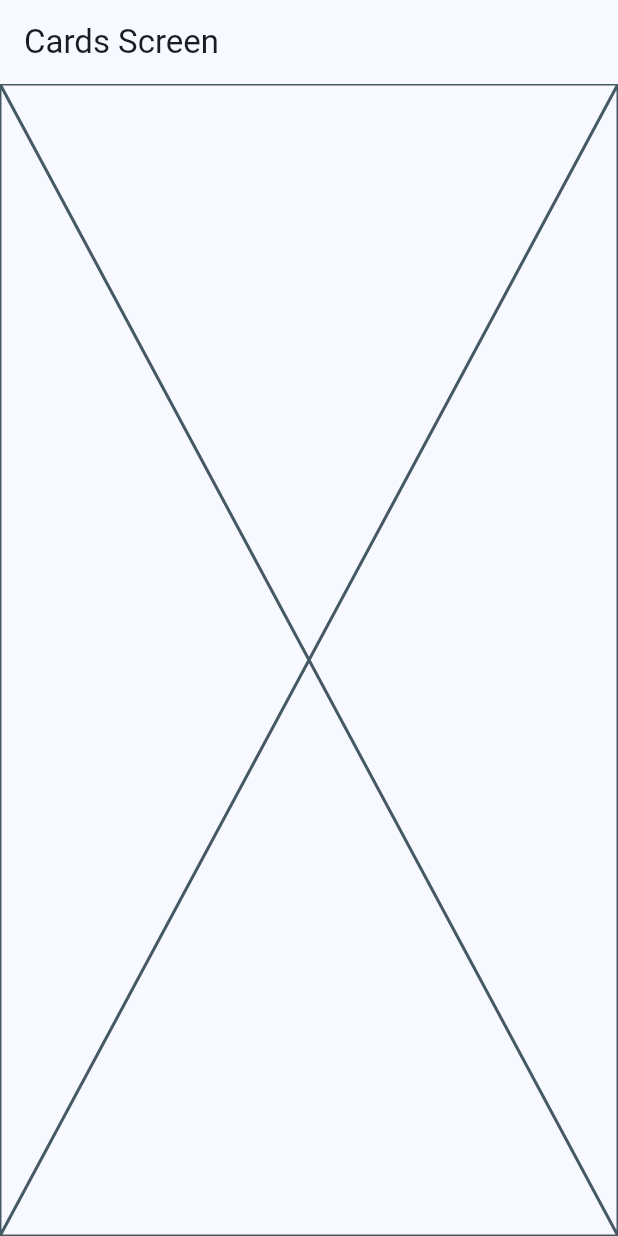
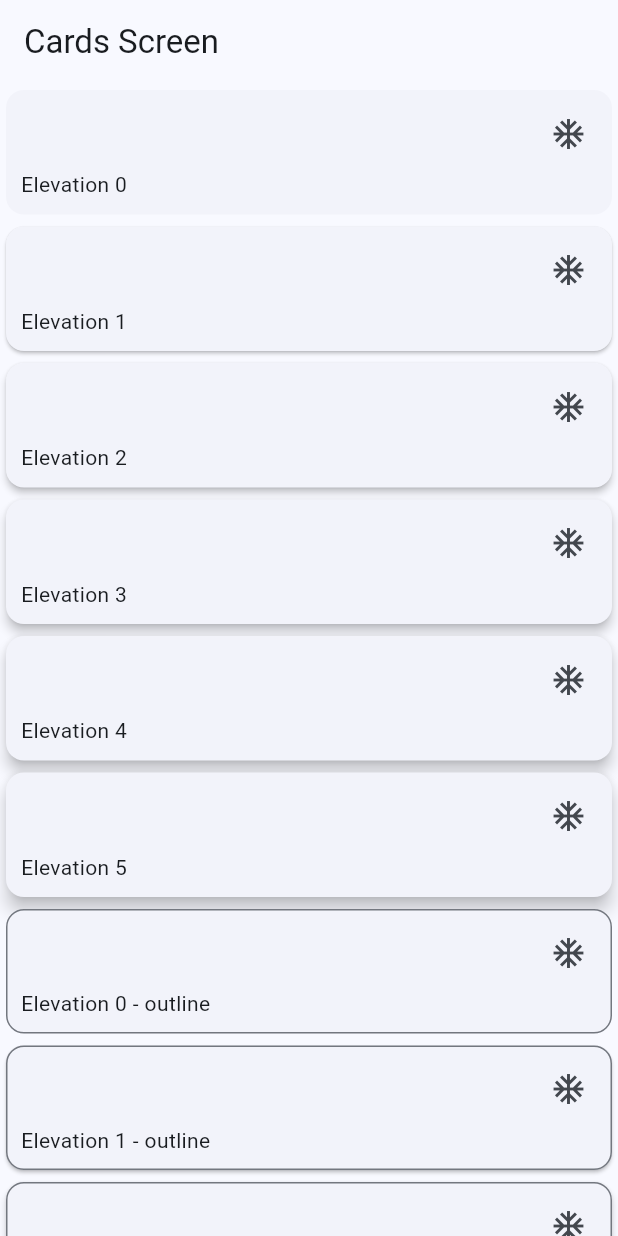
Before and after one commit to hhugo-isc/flutter-bases, a Flutter app: the CardsScreen screen opened by its route, on a phone screen of 412 x 824 dp. Run offline on Flutter 3.47's test engine with Material 2 defaults, Android fonts, the phone set to English and light mode, and no system bars; our stand-ins replace go_router; network calls fail.

Commit message:
Tarjetas terminado

```diff
--- a/lib/presentation/screens/cards/cards_screen.dart
+++ b/lib/presentation/screens/cards/cards_screen.dart
@@ -1,4 +1,13 @@
 import 'package:flutter/material.dart';
+
+const cards = <Map<String, dynamic>>[
+  {'elevation': 0.0, 'label': 'Elevation 0'},
+  {'elevation': 1.0, 'label': 'Elevation 1'},
+  {'elevation': 2.0, 'label': 'Elevation 2'},
+  {'elevation': 3.0, 'label': 'Elevation 3'},
+  {'elevation': 4.0, 'label': 'Elevation 4'},
+  {'elevation': 5.0, 'label': 'Elevation 5'},
+];
 
 class CardsScreen extends StatelessWidget {
   const CardsScreen({super.key});
@@ -11,7 +20,185 @@ class CardsScreen extends StatelessWidget {
       appBar: AppBar(
         title: const Text('Cards Screen'),
       ),
-      body: const Placeholder(),
+      body: const _CardsView(),
     );
   }
 }
+
+class _CardsView extends StatelessWidget {
+  const _CardsView();
+
+  @override
+  Widget build(BuildContext context) {
+    return SingleChildScrollView(
+      child: Column(
+        children: [
+          ...cards.map(
+            (card) => _CardTypeOne(
+                label: card['label'], elevation: card['elevation']),
+          ),
+          ...cards.map(
+            (card) => _CardTypeTwo(
+                label: card['label'], elevation: card['elevation']),
+          ),
+          ...cards.map(
+            (card) => _CardTypeThree(
+                label: card['label'], elevation: card['elevation']),
+          ),
+          ...cards.map(
+            (card) => _CardTypeFour(
+                label: card['label'], elevation: card['elevation']),
+          ),
+          const SizedBox(
+            height: 100,
+          ),
+        ],
+      ),
+    );
+  }
+}
+
+class _CardTypeOne extends StatelessWidget {
+  const _CardTypeOne({required this.label, required this.elevation});
+
+  final String label;
+  final double elevation;
+
+  @override
+  Widget build(BuildContext context) {
+    return Card(
+      elevation: elevation,
+      child: Padding(
+        padding: const EdgeInsets.fromLTRB(10, 5, 5, 10),
+        child: Column(
+          children: [
+            Align(
+              alignment: Alignment.topRight,
+              child: IconButton(
+                onPressed: () {},
+                icon: const Icon(Icons.ac_unit_outlined),
+              ),
+            ),
+            Align(
+              alignment: Alignment.bottomLeft,
+              child: Text(label),
+            )
+          ],
+        ),
+      ),
+    );
+  }
+}
+
+class _CardTypeTwo extends StatelessWidget {
+  const _CardTypeTwo({required this.label, required this.elevation});
+
+  final String label;
+  final double elevation;
+
+  @override
+  Widget build(BuildContext context) {
+    final colors = Theme.of(context).colorScheme;
+    return Card(
+      shape: RoundedRectangleBorder(
+          side: BorderSide(color: colors.outline),
+          borderRadius: const BorderRadius.all(Radius.circular(12))),
+      elevation: elevation,
+      child: Padding(
+        padding: const EdgeInsets.fromLTRB(10, 5, 5, 10),
+        child: Column(
+          children: [
+            Align(
+              alignment: Alignment.topRight,
+              child: IconButton(
+                onPressed: () {},
+                icon: const Icon(Icons.ac_unit_outlined),
+              ),
+            ),
+            Align(
+              alignment: Alignment.bottomLeft,
+              child: Text('$label - outline'),
+            )
+          ],
+        ),
+      ),
+    );
+  }
+}
+
+class _CardTypeThree extends StatelessWidget {
+  const _CardTypeThree({required this.label, required this.elevation});
+
+  final String label;
+  final double elevation;
+
+  @override
+  Widget build(BuildContext context) {
+    final colors = Theme.of(context).colorScheme;
+    return Card(
+      color: colors.surface,
+      elevation: elevation,
+      child: Padding(
+        padding: const EdgeInsets.fromLTRB(10, 5, 5, 10),
+        child: Column(
+          children: [
+            Align(
+              alignment: Alignment.topRight,
+              child: IconButton(
+                onPressed: () {},
+                icon: const Icon(Icons.ac_unit_outlined),
+              ),
+            ),
+            Align(
+              alignment: Alignment.bottomLeft,
+              child: Text('$label - filled'),
+            )
+          ],
+        ),
+      ),
+    );
+  }
+}
+
+class _CardTypeFour extends StatelessWidget {
+  const _CardTypeFour({required this.label, required this.elevation});
+
+  final String label;
+  final double elevation;
+
+  @override
+  Widget build(BuildContext context) {
+    final colors = Theme.of(context).colorScheme;
+    return Card(
+      clipBehavior: Clip.hardEdge,
+      color: colors.surface,
+      elevation: elevation,
+      child: Stack(
+        children: [
+          Image.network(
+            'https://picsum.photos/id/${elevation.toInt()}/600/350',
+            height: 350,
+            width: 600,
+            fit: BoxFit.cover,
+          ),
+          Align(
+            alignment: Alignment.topRight,
+            child: Container(
+              decoration: BoxDecoration(
+                  color: Colors.white,
+                  borderRadius:
+                      BorderRadius.only(bottomLeft: Radius.circular(20))),
+              child: IconButton(
+                  onPressed: () {},
+                  icon: const Icon(Icons.accessibility_new_outlined)),
+            ),
+          ),
+          Align(
+            alignment: Alignment.bottomLeft,
+            child: Text('$label - filled'),
+          )
+        ],
+      ),
+    );
+  }
+}
```
